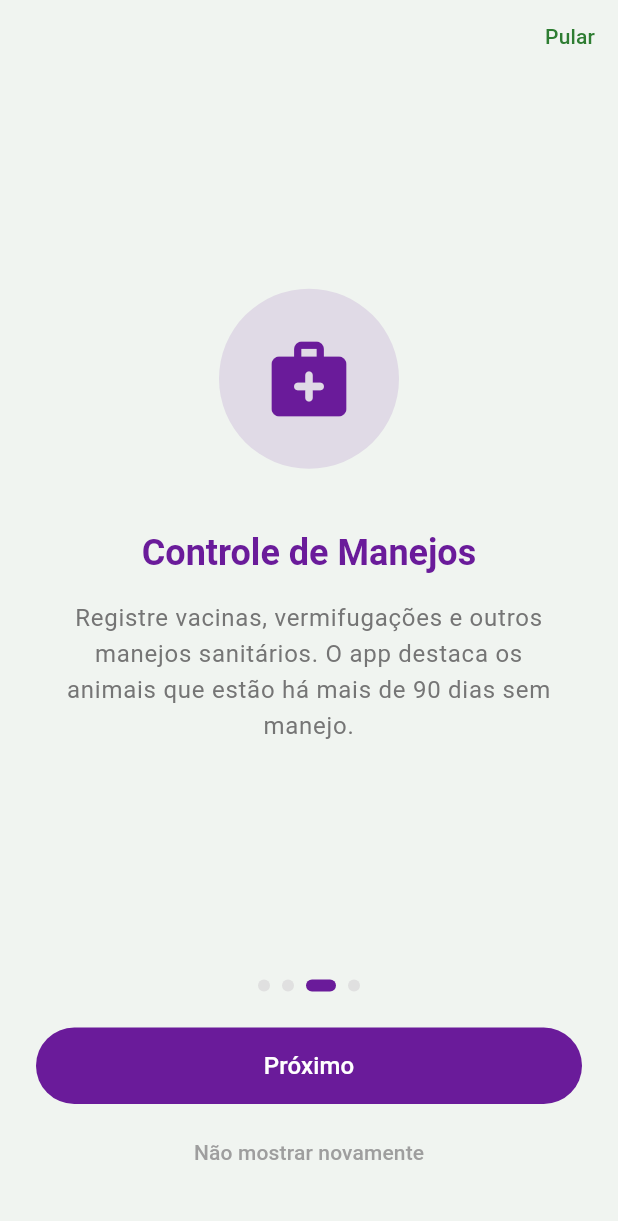
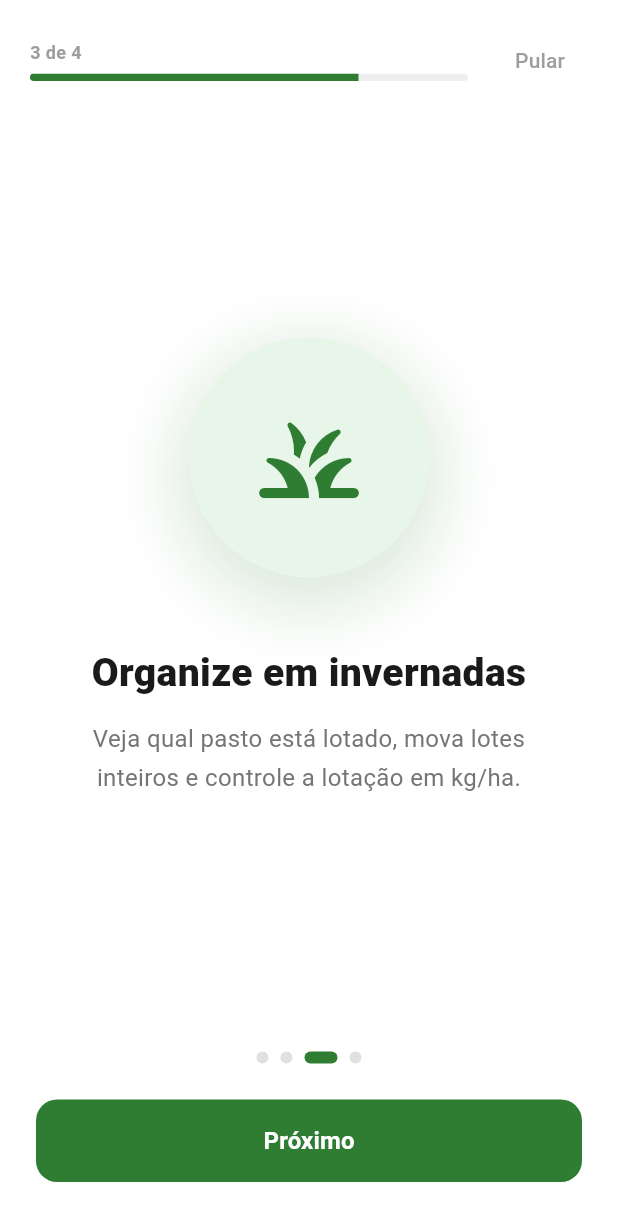
Before and after one commit to lucasbjs12/gestao-bovinos-flutter, a Flutter app: the screen it shows once a user with an empty profile is signed in, swiped to page 3, on a phone screen of 412 x 824 dp. Shown: the top 1221 px of the screen. Run offline on Flutter 3.47's test engine with Material 3 defaults, Android fonts, the phone set to English and light mode, and no system bars; our stand-ins replace cached_network_image, cloud_firestore, connectivity_plus, firebase_auth, firebase_core, flutter_image_compress and 4 more; accounts and stored records are empty.

Commit message:
feat: onboarding redesenhado, fix excluir conta e botão rever intro
- onboarding: barra de progresso, cor verde consistente, ícone animado
  com AnimatedScale/Opacity, última página diferenciada, único botão Pular
- perfil: fix crítico — verificar senha antes de deletar dados Firestore;
  adicionado reautenticar() em AuthProvider para separar verificação da exclusão
- perfil: fix dialog excluir conta — controller local ao builder evita
  dispose durante animação de fechamento
- perfil: botão "Ver introdução novamente" na seção Sessão

Co-Authored-By: Claude Sonnet 4.6 <noreply@anthropic.com>

```diff
--- a/lib/features/auth/auth_provider.dart
+++ b/lib/features/auth/auth_provider.dart
@@ -128,6 +128,25 @@ class AuthProvider extends ChangeNotifier {
     }
   }
 
+  /// Apenas verifica a senha — não altera nada. Retorna null em sucesso.
+  Future<String?> reautenticar(String senha) async {
+    final user = currentUser;
+    if (user == null || user.email == null) return 'Usuário não encontrado.';
+    try {
+      final cred = EmailAuthProvider.credential(
+        email: user.email!,
+        password: senha,
+      );
+      await user.reauthenticateWithCredential(cred);
+      return null;
+    } on FirebaseAuthException catch (e) {
+      return switch (e.code) {
+        'wrong-password' || 'invalid-credential' => 'Senha incorreta.',
+        _ => 'Erro ao verificar senha: ${e.message}',
+      };
+    }
+  }
+
   /// Re-autentica e deleta a conta. Limpeza de Firestore deve ser feita pelo caller antes.
   /// Retorna null em sucesso, ou mensagem de erro.
   Future<String?> excluirConta(String senha) async {
--- a/lib/features/onboarding/presentation/onboarding_screen.dart
+++ b/lib/features/onboarding/presentation/onboarding_screen.dart
@@ -12,6 +12,9 @@ Future<void> marcarOnboardingMostrado() async {
   final prefs = await SharedPreferences.getInstance();
   await prefs.setBool(_kOnboardingKey, true);
 }
+
+const _verde = Color(0xFF2E7D32);
+const _verdeClaro = Color(0xFFE8F5E9);
 
 class OnboardingScreen extends StatefulWidget {
   final VoidCallback onConcluir;
@@ -28,44 +31,30 @@ class _OnboardingScreenState extends State<OnboardingScreen> {
   static const _paginas = [
     _PaginaInfo(
       icon: Icons.pets_rounded,
-      cor: Color(0xFF2E7D32),
-      titulo: 'Bem-vindo ao Gestão Bovinos',
-      descricao:
-          'Gerencie seu rebanho de forma simples e eficiente. '
-          'Cadastre animais, acompanhe manejos e sincronize tudo na nuvem.',
+      titulo: 'Bem-vindo ao\nGestão de Rebanho',
+      descricao: 'Controle do seu rebanho bovino na palma da mão, onde quer que você esteja.',
+    ),
+    _PaginaInfo(
+      icon: Icons.label_rounded,
+      titulo: 'Cadastre seus animais',
+      descricao: 'Brinco, categoria, peso e invernada. Adicione um por um ou em lote no dia do manejo.',
     ),
     _PaginaInfo(
       icon: Icons.grass_rounded,
-      cor: Color(0xFF1565C0),
-      titulo: 'Organize por Invernadas',
-      descricao:
-          'Distribua seus animais em invernadas e mova lotes inteiros '
-          'com a seleção em massa. Toque longo em qualquer animal para selecionar.',
+      titulo: 'Organize em invernadas',
+      descricao: 'Veja qual pasto está lotado, mova lotes inteiros e controle a lotação em kg/ha.',
     ),
     _PaginaInfo(
-      icon: Icons.medical_services_rounded,
-      cor: Color(0xFF6A1B9A),
-      titulo: 'Controle de Manejos',
-      descricao:
-          'Registre vacinas, vermifugações e outros manejos sanitários. '
-          'O app destaca os animais que estão há mais de 90 dias sem manejo.',
-    ),
-    _PaginaInfo(
-      icon: Icons.cloud_sync_rounded,
-      cor: Color(0xFF00838F),
-      titulo: 'Sempre Sincronizado',
-      descricao:
-          'Seus dados ficam salvos localmente e sincronizam automaticamente '
-          'com a nuvem quando houver conexão. Funciona offline também.',
+      icon: Icons.check_circle_rounded,
+      titulo: 'Tudo pronto!',
+      descricao: 'Seus dados ficam salvos localmente e sincronizam na nuvem. Funciona mesmo sem internet.',
+      ultima: true,
     ),
   ];
 
   void _avancar() {
     if (_pagina < _paginas.length - 1) {
-      _ctrl.nextPage(
-        duration: const Duration(milliseconds: 300),
-        curve: Curves.easeInOut,
-      );
+      _ctrl.nextPage(duration: const Duration(milliseconds: 350), curve: Curves.easeInOut);
     } else {
       _concluir();
     }
@@ -84,70 +73,100 @@ class _OnboardingScreenState extends State<OnboardingScreen> {
 
   @override
   Widget build(BuildContext context) {
-    final ultima = _pagina == _paginas.length - 1;
+    final pagina   = _paginas[_pagina];
+    final total    = _paginas.length;
+    final ultima   = pagina.ultima;
+    final progresso = (_pagina + 1) / total;
 
     return Scaffold(
+      backgroundColor: Colors.white,
       body: SafeArea(
         child: Column(
           children: [
-            Align(
-              alignment: Alignment.topRight,
-              child: TextButton(
+            // ── Barra de progresso + Pular ──────────────────────────────
+            Padding(
+              padding: const EdgeInsets.fromLTRB(20, 16, 20, 0),
+              child: Row(
+                children: [
+                  Expanded(
+                    child: Column(
+                      crossAxisAlignment: CrossAxisAlignment.start,
+                      children: [
+                        Text(
+                          '${_pagina + 1} de $total',
+                          style: TextStyle(
+                            fontSize: 12,
+                            fontWeight: FontWeight.w600,
+                            color: Colors.grey.shade500,
+                          ),
+                        ),
+                        const SizedBox(height: 6),
+                        ClipRRect(
+                          borderRadius: BorderRadius.circular(4),
+                          child: LinearProgressIndicator(
+                            value: progresso,
+                            minHeight: 5,
+                            backgroundColor: Colors.grey.shade200,
+                            valueColor: const AlwaysStoppedAnimation<Color>(_verde),
+                          ),
+                        ),
+                      ],
+                    ),
+                  ),
+                  if (!ultima) ...[
+                    const SizedBox(width: 16),
+                    TextButton(
                       onPressed: _concluir,
+                      style: TextButton.styleFrom(foregroundColor: Colors.grey.shade500),
                       child: const Text('Pular'),
                     ),
+                  ],
+                ],
               ),
+            ),
+
+            // ── Páginas ─────────────────────────────────────────────────
             Expanded(
               child: PageView.builder(
                 controller: _ctrl,
                 onPageChanged: (i) => setState(() => _pagina = i),
                 itemCount: _paginas.length,
-                itemBuilder: (_, i) => _PaginaWidget(info: _paginas[i]),
+                itemBuilder: (_, i) => _PaginaWidget(info: _paginas[i], ativa: i == _pagina),
               ),
             ),
+
+            // ── Dots + Botão ─────────────────────────────────────────────
             Padding(
-              padding: const EdgeInsets.fromLTRB(24, 12, 24, 32),
+              padding: const EdgeInsets.fromLTRB(24, 8, 24, 36),
               child: Column(
                 children: [
                   Row(
                     mainAxisAlignment: MainAxisAlignment.center,
-                    children: List.generate(
-                      _paginas.length,
-                      (i) => AnimatedContainer(
-                        duration: const Duration(milliseconds: 200),
+                    children: List.generate(total, (i) => AnimatedContainer(
+                      duration: const Duration(milliseconds: 250),
                       margin: const EdgeInsets.symmetric(horizontal: 4),
-                        width: i == _pagina ? 20 : 8,
+                      width: i == _pagina ? 22 : 8,
                       height: 8,
                       decoration: BoxDecoration(
-                          color: i == _pagina
-                              ? _paginas[_pagina].cor
-                              : Colors.grey.shade300,
+                        color: i == _pagina ? _verde : Colors.grey.shade300,
                         borderRadius: BorderRadius.circular(4),
                       ),
-                      ),
-                    ),
+                    )),
                   ),
                   const SizedBox(height: 24),
                   SizedBox(
                     width: double.infinity,
                     child: FilledButton(
                       style: FilledButton.styleFrom(
-                        backgroundColor: _paginas[_pagina].cor,
-                        padding: const EdgeInsets.symmetric(vertical: 14),
+                        backgroundColor: _verde,
+                        padding: const EdgeInsets.symmetric(vertical: 16),
+                        shape: RoundedRectangleBorder(borderRadius: BorderRadius.circular(14)),
                       ),
                       onPressed: _avancar,
                       child: Text(
-                        ultima ? 'Começar' : 'Próximo',
-                        style: const TextStyle(fontSize: 16),
+                        ultima ? 'Começar agora →' : 'Próximo',
+                        style: const TextStyle(fontSize: 16, fontWeight: FontWeight.w700),
                       ),
-                    ),
-                  ),
-                  const SizedBox(height: 8),
-                  TextButton(
-                    onPressed: _concluir,
-                    child: Text(
-                      ultima ? 'Pular introdução' : 'Não mostrar novamente',
-                      style: TextStyle(color: Colors.grey.shade500),
                     ),
                   ),
                 ],
@@ -162,40 +181,70 @@ class _OnboardingScreenState extends State<OnboardingScreen> {
 
 class _PaginaWidget extends StatelessWidget {
   final _PaginaInfo info;
-  const _PaginaWidget({required this.info});
+  final bool ativa;
+  const _PaginaWidget({required this.info, required this.ativa});
 
   @override
   Widget build(BuildContext context) {
     return Padding(
-      padding: const EdgeInsets.symmetric(horizontal: 32),
+      padding: const EdgeInsets.symmetric(horizontal: 36),
       child: Column(
         mainAxisAlignment: MainAxisAlignment.center,
         children: [
-          Container(
-            width: 120,
-            height: 120,
+          // Ícone animado
+          AnimatedScale(
+            scale: ativa ? 1.0 : 0.85,
+            duration: const Duration(milliseconds: 400),
+            curve: Curves.easeOutBack,
+            child: Container(
+              width: 160,
+              height: 160,
               decoration: BoxDecoration(
-              color: info.cor.withValues(alpha: 0.12),
                 shape: BoxShape.circle,
+                color: _verdeClaro,
+                boxShadow: [
+                  BoxShadow(
+                    color: _verde.withValues(alpha: 0.18),
+                    blurRadius: 40,
+                    spreadRadius: 8,
+                    offset: const Offset(0, 12),
                   ),
-            child: Icon(info.icon, size: 60, color: info.cor),
+                ],
               ),
-          const SizedBox(height: 40),
-          Text(
+              child: Icon(info.icon, size: 80, color: _verde),
+            ),
+          ),
+          const SizedBox(height: 48),
+
+          // Título
+          AnimatedOpacity(
+            opacity: ativa ? 1.0 : 0.0,
+            duration: const Duration(milliseconds: 350),
+            child: Text(
               info.titulo,
               textAlign: TextAlign.center,
-            style: Theme.of(context).textTheme.headlineSmall?.copyWith(
-                  fontWeight: FontWeight.bold,
-                  color: info.cor,
+              style: const TextStyle(
+                fontSize: 26,
+                fontWeight: FontWeight.w800,
+                color: Color(0xFF1A1A1A),
+                height: 1.2,
+              ),
             ),
           ),
           const SizedBox(height: 16),
-          Text(
+
+          // Descrição
+          AnimatedOpacity(
+            opacity: ativa ? 1.0 : 0.0,
+            duration: const Duration(milliseconds: 400),
+            child: Text(
               info.descricao,
               textAlign: TextAlign.center,
-            style: Theme.of(context).textTheme.bodyLarge?.copyWith(
+              style: TextStyle(
+                fontSize: 16,
                 color: Colors.grey.shade600,
-                  height: 1.5,
+                height: 1.6,
+              ),
             ),
           ),
         ],
@@ -206,13 +255,14 @@ class _PaginaWidget extends StatelessWidget {
 
 class _PaginaInfo {
   final IconData icon;
-  final Color cor;
   final String titulo;
   final String descricao;
+  final bool ultima;
+
   const _PaginaInfo({
     required this.icon,
-    required this.cor,
     required this.titulo,
     required this.descricao,
+    this.ultima = false,
   });
 }
--- a/lib/features/perfil/presentation/perfil_screen.dart
+++ b/lib/features/perfil/presentation/perfil_screen.dart
@@ -6,9 +6,11 @@ import 'package:flutter/material.dart';
 import 'package:path_provider/path_provider.dart';
 import 'package:provider/provider.dart';
 import 'package:share_plus/share_plus.dart';
+import 'package:shared_preferences/shared_preferences.dart';
 
 import '../../../core/db/app_database.dart';
 import '../../../core/routes/app_routes.dart';
+import '../../onboarding/presentation/onboarding_screen.dart';
 // import '../../admin/data/assinatura_service.dart';
 // import '../../admin/data/usuario_assinatura.dart';
 import '../../auth/auth_provider.dart';
@@ -113,6 +115,11 @@ class _PerfilScreenState extends State<PerfilScreen> {
           const Divider(),
 
           _SectionHeader('SESSÃO'),
+          ListTile(
+            leading: const Icon(Icons.play_circle_outline),
+            title: const Text('Ver introdução novamente'),
+            onTap: _verIntroducao,
+          ),
           ListTile(
             leading: const Icon(Icons.logout),
             title: const Text('Sair'),
@@ -288,6 +295,17 @@ class _PerfilScreenState extends State<PerfilScreen> {
     ));
   }
 
+  Future<void> _verIntroducao() async {
+    final prefs = await SharedPreferences.getInstance();
+    await prefs.remove('onboarding_shown_v1');
+    if (!mounted) return;
+    Navigator.of(context).push(
+      MaterialPageRoute(
+        builder: (_) => OnboardingScreen(onConcluir: () => Navigator.of(context).pop()),
+      ),
+    );
+  }
+
   Future<void> _confirmarLogout() async {
     final ok = await showDialog<bool>(
       context: context,
@@ -312,10 +330,14 @@ class _PerfilScreenState extends State<PerfilScreen> {
   }
 
   Future<void> _excluirConta() async {
-    final senhaCtrl = TextEditingController();
-    final confirmar = await showDialog<bool>(
+    // Retorna a senha digitada ou null se cancelado.
+    // O controller fica inteiramente dentro do builder para evitar
+    // dispose enquanto a animação de fechamento ainda está rodando.
+    final senha = await showDialog<String>(
       context: context,
-      builder: (ctx) => AlertDialog(
+      builder: (ctx) {
+        final ctrl = TextEditingController();
+        return AlertDialog(
           title: const Text('Excluir conta'),
           content: Column(
             mainAxisSize: MainAxisSize.min,
@@ -326,8 +348,9 @@ class _PerfilScreenState extends State<PerfilScreen> {
               ),
               const SizedBox(height: 16),
               TextField(
-              controller: senhaCtrl,
+                controller: ctrl,
                 obscureText: true,
+                autofocus: true,
                 decoration: const InputDecoration(
                   labelText: 'Confirme sua senha',
                   border: OutlineInputBorder(),
@@ -337,32 +360,35 @@ class _PerfilScreenState extends State<PerfilScreen> {
           ),
           actions: [
             TextButton(
-            onPressed: () => Navigator.pop(ctx, false),
+              onPressed: () => Navigator.pop(ctx),
               child: const Text('Cancelar'),
             ),
             FilledButton(
               style: FilledButton.styleFrom(
                 backgroundColor: Theme.of(ctx).colorScheme.error,
               ),
-            onPressed: () => Navigator.pop(ctx, true),
+              onPressed: () => Navigator.pop(ctx, ctrl.text),
               child: const Text('Excluir'),
             ),
           ],
-      ),
+        );
+      },
     );
 
-    if (!mounted || confirmar != true) {
-      senhaCtrl.dispose();
+    if (!mounted || senha == null || senha.isEmpty) return;
+
+    final auth = context.read<AuthProvider>();
+    final uid  = auth.currentUser?.uid;
+
+    // 1. Verificar a senha antes de tocar em qualquer dado
+    final erroAuth = await auth.reautenticar(senha);
+    if (!mounted) return;
+    if (erroAuth != null) {
+      ScaffoldMessenger.of(context).showSnackBar(SnackBar(content: Text(erroAuth)));
       return;
     }
 
-    final senha = senhaCtrl.text;
-    senhaCtrl.dispose();
-    if (senha.isEmpty || !mounted) return;
-
-    final auth = context.read<AuthProvider>();
-    final uid = auth.currentUser?.uid;
-
+    // 2. Senha correta — agora sim deleta os dados do Firestore
     if (uid != null) {
       try {
         final fs = FirebaseFirestore.instance;
@@ -380,14 +406,13 @@ class _PerfilScreenState extends State<PerfilScreen> {
       } catch (_) {}
     }
 
+    // 3. Deleta a conta de autenticação
     if (!mounted) return;
     final erro = await auth.excluirConta(senha);
 
     if (!mounted) return;
     if (erro != null) {
-      ScaffoldMessenger.of(context).showSnackBar(
-        SnackBar(content: Text(erro)),
-      );
+      ScaffoldMessenger.of(context).showSnackBar(SnackBar(content: Text(erro)));
     } else {
       Navigator.of(context).popUntil((r) => r.isFirst);
     }
```
Lines whose indentation alone changed are shown as unchanged.
